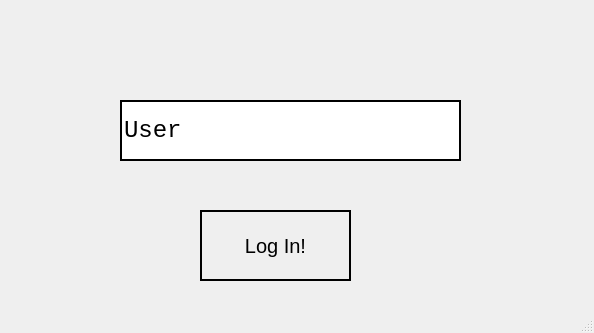
Above: TrabajoFinal/mainwindow.ui from symphony701/SX31_201924261_20191d998 before the change. Below: the same form after it.
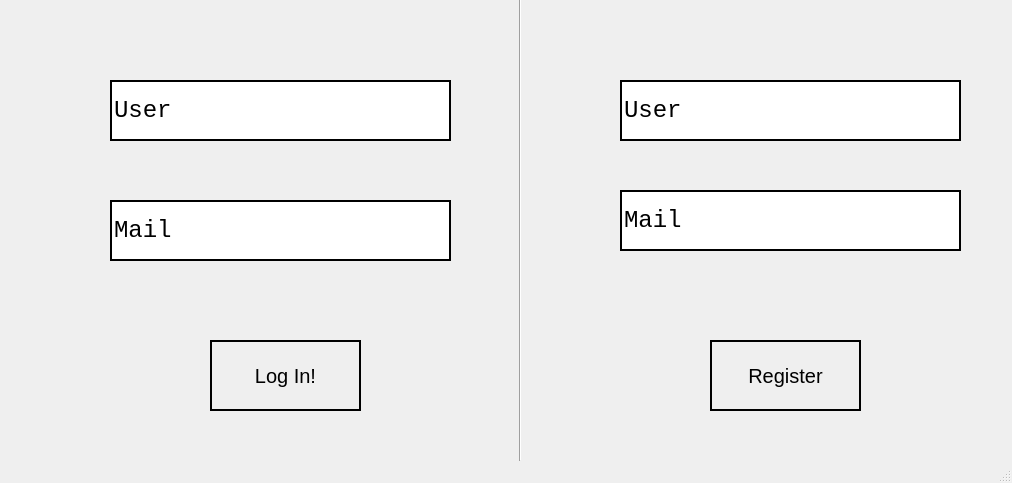
That is the form after the change.

What changed in the file:
```diff
--- a/TrabajoFinal/mainwindow.ui
+++ b/TrabajoFinal/mainwindow.ui
@@ -6,8 +6,8 @@
    <rect>
     <x>0</x>
     <y>0</y>
-    <width>594</width>
-    <height>333</height>
+    <width>1012</width>
+    <height>483</height>
    </rect>
   </property>
   <property name="windowTitle">
@@ -17,8 +17,8 @@
    <widget class="QLineEdit" name="lineID">
     <property name="geometry">
      <rect>
-      <x>120</x>
-      <y>100</y>
+      <x>110</x>
+      <y>80</y>
       <width>341</width>
       <height>61</height>
      </rect>
@@ -42,8 +42,8 @@
    <widget class="QPushButton" name="login">
     <property name="geometry">
      <rect>
-      <x>200</x>
-      <y>210</y>
+      <x>210</x>
+      <y>340</y>
       <width>151</width>
       <height>71</height>
      </rect>
@@ -60,6 +60,115 @@
      <string>Log In!</string>
     </property>
    </widget>
+   <widget class="QPushButton" name="login_2">
+    <property name="geometry">
+     <rect>
+      <x>710</x>
+      <y>340</y>
+      <width>151</width>
+      <height>71</height>
+     </rect>
+    </property>
+    <property name="font">
+     <font>
+      <pointsize>15</pointsize>
+     </font>
+    </property>
+    <property name="styleSheet">
+     <string notr="true">border: 2px solid black;</string>
+    </property>
+    <property name="text">
+     <string>Register</string>
+    </property>
+   </widget>
+   <widget class="QLineEdit" name="lineID_2">
+    <property name="geometry">
+     <rect>
+      <x>110</x>
+      <y>200</y>
+      <width>341</width>
+      <height>61</height>
+     </rect>
+    </property>
+    <property name="font">
+     <font>
+      <family>Consolas</family>
+      <pointsize>18</pointsize>
+     </font>
+    </property>
+    <property name="styleSheet">
+     <string notr="true">border: 2px solid black;</string>
+    </property>
+    <property name="text">
+     <string>Mail</string>
+    </property>
+    <property name="alignment">
+     <set>Qt::AlignLeading|Qt::AlignLeft|Qt::AlignVCenter</set>
+    </property>
+   </widget>
+   <widget class="Line" name="line">
+    <property name="geometry">
+     <rect>
+      <x>510</x>
+      <y>-10</y>
+      <width>20</width>
+      <height>471</height>
+     </rect>
+    </property>
+    <property name="orientation">
+     <enum>Qt::Vertical</enum>
+    </property>
+   </widget>
+   <widget class="QLineEdit" name="lineID_3">
+    <property name="geometry">
+     <rect>
+      <x>620</x>
+      <y>80</y>
+      <width>341</width>
+      <height>61</height>
+     </rect>
+    </property>
+    <property name="font">
+     <font>
+      <family>Consolas</family>
+      <pointsize>18</pointsize>
+     </font>
+    </property>
+    <property name="styleSheet">
+     <string notr="true">border: 2px solid black;</string>
+    </property>
+    <property name="text">
+     <string>User</string>
+    </property>
+    <property name="alignment">
+     <set>Qt::AlignLeading|Qt::AlignLeft|Qt::AlignVCenter</set>
+    </property>
+   </widget>
+   <widget class="QLineEdit" name="lineID_4">
+    <property name="geometry">
+     <rect>
+      <x>620</x>
+      <y>190</y>
+      <width>341</width>
+      <height>61</height>
+     </rect>
+    </property>
+    <property name="font">
+     <font>
+      <family>Consolas</family>
+      <pointsize>18</pointsize>
+     </font>
+    </property>
+    <property name="styleSheet">
+     <string notr="true">border: 2px solid black;</string>
+    </property>
+    <property name="text">
+     <string>Mail</string>
+    </property>
+    <property name="alignment">
+     <set>Qt::AlignLeading|Qt::AlignLeft|Qt::AlignVCenter</set>
+    </property>
+   </widget>
   </widget>
   <widget class="QMenuBar" name="menubar">
    <property name="geometry">
```
Left out of the diff: 2 changed lines with no effect on the pictures.
